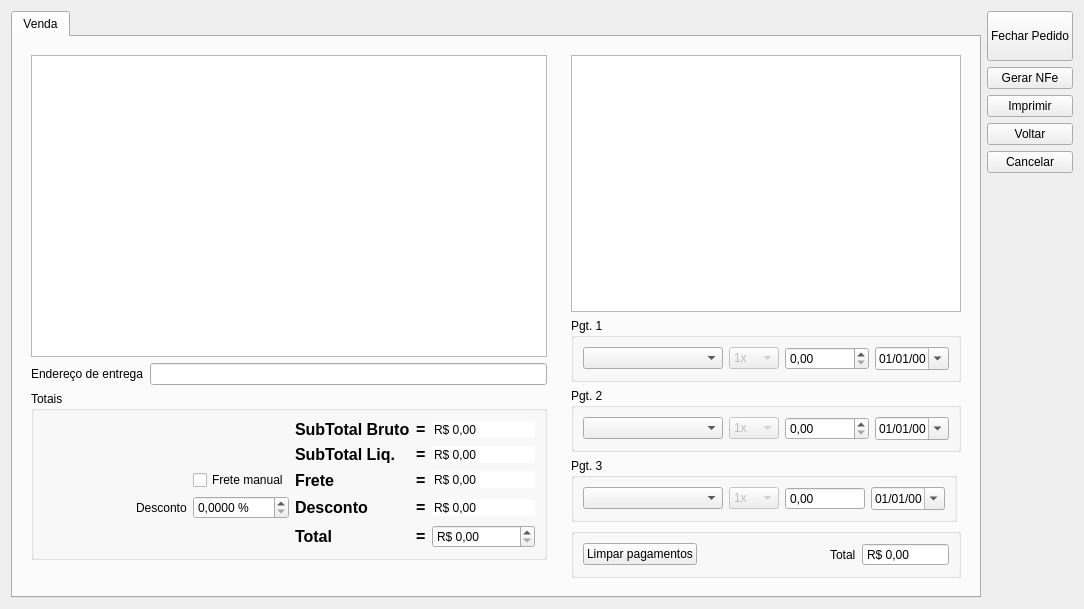
Qt form venda.ui (lellisls/ERP-STACCATO) before a commit.
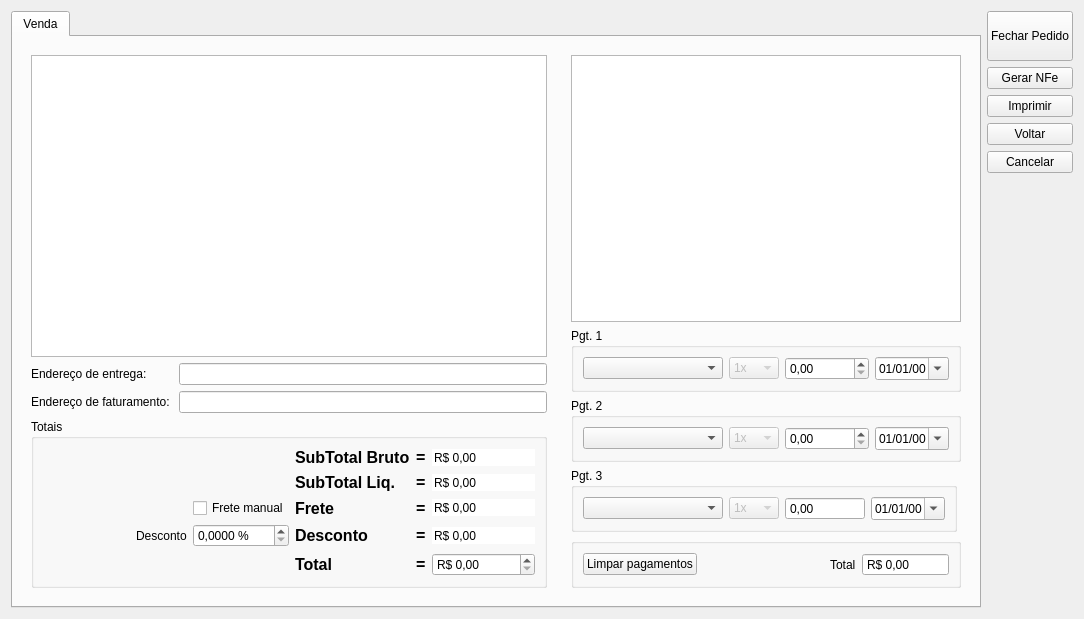
The same form after that commit. Custom widgets are drawn as their Qt base class.

Commit message: Esconde edição e informações ao visualizar venda.

What changed in the file:
```diff
--- a/venda.ui
+++ b/venda.ui
@@ -7,7 +7,7 @@
     <x>0</x>
     <y>0</y>
     <width>1084</width>
-    <height>609</height>
+    <height>619</height>
    </rect>
   </property>
   <property name="windowTitle">
@@ -27,7 +27,7 @@
        <string>Venda</string>
       </attribute>
       <layout class="QGridLayout" name="gridLayout_8">
-       <item row="0" column="1">
+       <item row="0" column="0">
         <widget class="QFrame" name="frame">
          <property name="frameShape">
           <enum>QFrame::NoFrame</enum>
@@ -38,7 +38,65 @@
          <property name="lineWidth">
           <number>0</number>
          </property>
-         <layout class="QGridLayout" name="gridLayout_10">
+         <layout class="QGridLayout" name="gridLayout_15">
+          <item row="0" column="0">
+           <widget class="QTableView" name="tableVenda">
+            <property name="sizePolicy">
+             <sizepolicy hsizetype="Expanding" vsizetype="Expanding">
+              <horstretch>0</horstretch>
+              <verstretch>0</verstretch>
+             </sizepolicy>
+            </property>
+            <property name="minimumSize">
+             <size>
+              <width>500</width>
+              <height>300</height>
+             </size>
+            </property>
+            <property name="alternatingRowColors">
+             <bool>true</bool>
+            </property>
+            <attribute name="horizontalHeaderStretchLastSection">
+             <bool>false</bool>
+            </attribute>
+           </widget>
+          </item>
+          <item row="1" column="0">
+           <layout class="QGridLayout" name="gridLayout_10">
+            <item row="2" column="0" colspan="2">
+             <widget class="QLabel" name="labelEndereco_2">
+              <property name="sizePolicy">
+               <sizepolicy hsizetype="Fixed" vsizetype="Preferred">
+                <horstretch>0</horstretch>
+                <verstretch>0</verstretch>
+               </sizepolicy>
+              </property>
+              <property name="text">
+               <string>Endereço de faturamento: </string>
+              </property>
+             </widget>
+            </item>
+            <item row="2" column="2">
+             <widget class="ItemBox" name="itemBoxEnderecoFat"/>
+            </item>
+            <item row="1" column="2">
+             <widget class="ItemBox" name="itemBoxEndereco"/>
+            </item>
+            <item row="1" column="0">
+             <widget class="QLabel" name="labelEndereco">
+              <property name="sizePolicy">
+               <sizepolicy hsizetype="Fixed" vsizetype="Minimum">
+                <horstretch>0</horstretch>
+                <verstretch>0</verstretch>
+               </sizepolicy>
+              </property>
+              <property name="text">
+               <string>Endereço de entrega: </string>
+              </property>
+             </widget>
+            </item>
+           </layout>
+          </item>
           <item row="2" column="0">
            <widget class="QGroupBox" name="groupBox_3">
             <property name="title">
@@ -387,52 +445,10 @@
             </layout>
            </widget>
           </item>
-          <item row="0" column="0">
-           <widget class="QTableView" name="tableVenda">
-            <property name="sizePolicy">
-             <sizepolicy hsizetype="Expanding" vsizetype="Expanding">
-              <horstretch>0</horstretch>
-              <verstretch>0</verstretch>
-             </sizepolicy>
-            </property>
-            <property name="minimumSize">
-             <size>
-              <width>500</width>
-              <height>300</height>
-             </size>
-            </property>
-            <property name="alternatingRowColors">
-             <bool>true</bool>
-            </property>
-            <attribute name="horizontalHeaderStretchLastSection">
-             <bool>false</bool>
-            </attribute>
-           </widget>
-          </item>
-          <item row="1" column="0">
-           <layout class="QHBoxLayout" name="horizontalLayout_4">
-            <item>
-             <widget class="QLabel" name="labelEndereco">
-              <property name="sizePolicy">
-               <sizepolicy hsizetype="Fixed" vsizetype="Preferred">
-                <horstretch>0</horstretch>
-                <verstretch>0</verstretch>
-               </sizepolicy>
-              </property>
-              <property name="text">
-               <string>Endereço de entrega</string>
-              </property>
-             </widget>
-            </item>
-            <item>
-             <widget class="ItemBox" name="itemBoxEndereco"/>
-            </item>
-           </layout>
-          </item>
          </layout>
         </widget>
        </item>
-       <item row="0" column="2" rowspan="4">
+       <item row="0" column="1">
         <widget class="QFrame" name="frame_2">
          <property name="sizePolicy">
           <sizepolicy hsizetype="Fixed" vsizetype="Preferred">
@@ -931,7 +947,7 @@
      </widget>
     </widget>
    </item>
-   <item row="0" column="3">
+   <item row="0" column="1">
     <layout class="QVBoxLayout" name="verticalLayout_2">
      <item>
       <widget class="QPushButton" name="pushButtonFecharPedido">
```
Left out of the diff: 1 changed line with no effect on the pictures. The commit also changes 1 other file.
